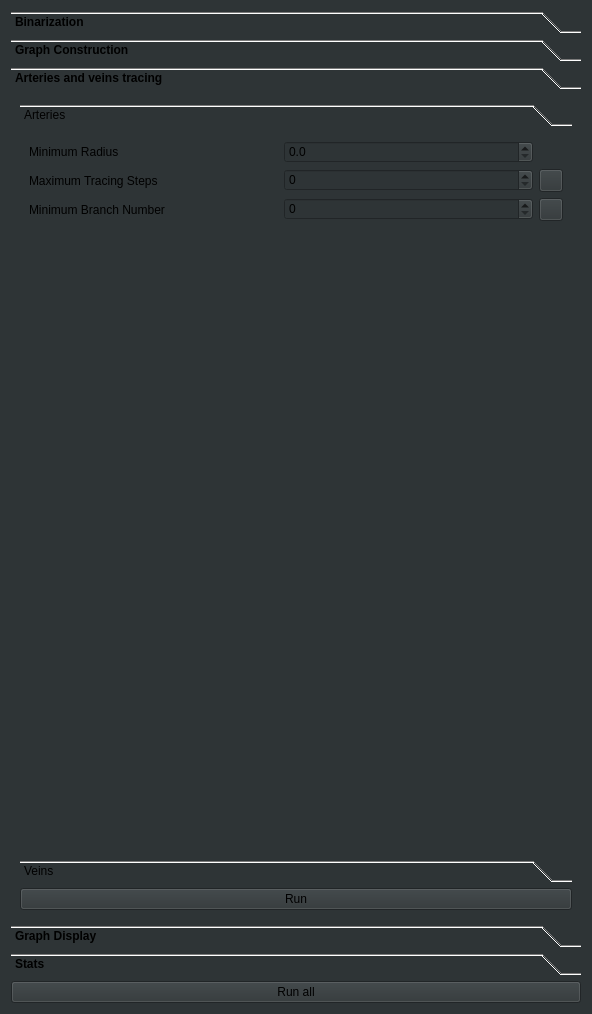
Old version of the form ClearMap/gui/creator/vasculature_tab.ui in the repository ClearAnatomics/ClearMap.
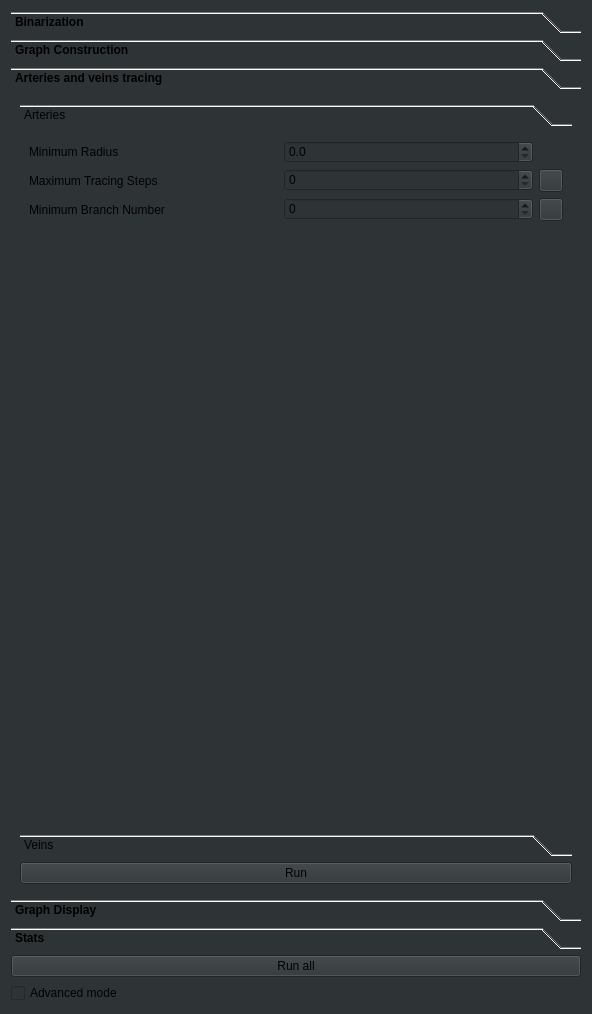
New version of the form. The open tabs and pages were chosen to show the change. Icons and pictures are not drawn.

Commit message: BUGFIX: Adds missing advancedCheckBox to vasculature_tab.ui

Patch:
```diff
--- a/ClearMap/gui/creator/vasculature_tab.ui
+++ b/ClearMap/gui/creator/vasculature_tab.ui
@@ -726,7 +726,7 @@
               <x>0</x>
               <y>0</y>
               <width>568</width>
-              <height>810</height>
+              <height>782</height>
              </rect>
             </property>
             <attribute name="label">
@@ -743,8 +743,8 @@
                  <rect>
                   <x>0</x>
                   <y>0</y>
-                  <width>550</width>
-                  <height>702</height>
+                  <width>296</width>
+                  <height>105</height>
                  </rect>
                 </property>
                 <attribute name="label">
@@ -1664,6 +1664,13 @@
      </property>
     </widget>
    </item>
+   <item>
+    <widget class="QCheckBox" name="advancedCheckBox">
+     <property name="text">
+      <string>Advanced mode</string>
+     </property>
+    </widget>
+   </item>
   </layout>
  </widget>
  <resources>
```
Left out of the diff: 18 changed lines with no effect on the pictures.
